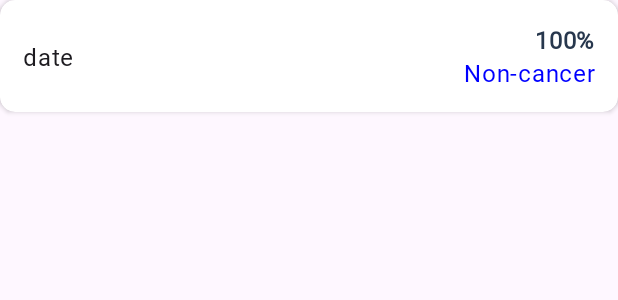
After one commit to Fajri009/Bangkit-2024-FP-BPMLUA, an Android app: the layout item_history.xml on its own in the app's theme, with its tools: preview values and no code run, on a phone screen of 412 x 824 dp. The commit adds this screen. Shown: the top 300 px of the screen. Run offline under Robolectric (Android 15) with nearby library versions, the phone set to English and light mode, and no system bars.

Commit message:
Memperbaiki UI dan menyelesaikan Local Data (Room)

```diff
--- a/app/src/main/java/com/dicoding/asclepius/data/local/database/AsclepiusDatabase.kt
+++ b/app/src/main/java/com/dicoding/asclepius/data/local/database/AsclepiusDatabase.kt
@@ -5,7 +5,7 @@ import androidx.room.Database
 import androidx.room.Room
 import androidx.room.RoomDatabase
 
-@Database(entities = [HistoryEntity::class], version = 2)
+@Database(entities = [HistoryEntity::class], version = 3)
 abstract class AsclepiusDatabase: RoomDatabase() {
     abstract fun historyAnalyzeDao(): HistoryAnalyzeDao
 
--- a/app/src/main/java/com/dicoding/asclepius/data/remote/retrofit/ApiService.kt
+++ b/app/src/main/java/com/dicoding/asclepius/data/remote/retrofit/ApiService.kt
@@ -11,6 +11,8 @@ interface ApiService {
     @Headers("Authorization: token " + BuildConfig.API_KEY)
     @GET("everything")
     suspend fun getAllNews(
-        @Query("q") query: String = "cancer"
+        @Query("q") query: String = "cancer",
+        @Query("sortBy") sortBy: String = "publishedAt",
+        @Query("apiKey") apiKey: String = BuildConfig.API_KEY
     ): Call<News>
 }
--- a/app/src/main/res/layout/activity_main.xml
+++ b/app/src/main/res/layout/activity_main.xml
@@ -8,7 +8,10 @@
 
     <com.google.android.material.appbar.AppBarLayout
         android:layout_width="match_parent"
-        android:layout_height="wrap_content">
+        android:layout_height="wrap_content"
+        app:layout_constraintStart_toStartOf="parent"
+        app:layout_constraintTop_toTopOf="parent"
+        app:layout_constraintEnd_toEndOf="parent">
 
         <com.google.android.material.appbar.MaterialToolbar
             android:id="@+id/topAppBar"
--- /dev/null
+++ b/app/src/main/res/layout/item_history.xml
@@ -0,0 +1,56 @@
+<?xml version="1.0" encoding="utf-8"?>
+<androidx.cardview.widget.CardView xmlns:android="http://schemas.android.com/apk/res/android"
+    xmlns:app="http://schemas.android.com/apk/res-auto"
+    xmlns:tools="http://schemas.android.com/tools"
+    android:layout_width="match_parent"
+    android:layout_height="wrap_content"
+    app:cardCornerRadius="10dp"
+    android:elevation="5dp"
+    android:layout_marginBottom="10dp">
+
+    <androidx.constraintlayout.widget.ConstraintLayout
+        android:id="@+id/list_history"
+        android:layout_width="match_parent"
+        android:layout_height="match_parent"
+        android:padding="15dp">
+
+        <TextView
+            android:id="@+id/tv_date"
+            style="@style/TextAppearance.AppCompat.BodyLarge"
+            android:layout_width="wrap_content"
+            android:layout_height="wrap_content"
+            app:layout_constraintBottom_toBottomOf="parent"
+            app:layout_constraintStart_toStartOf="parent"
+            app:layout_constraintTop_toTopOf="parent"
+            tools:text="date" />
+
+        <LinearLayout
+            android:layout_width="wrap_content"
+            android:layout_height="wrap_content"
+            android:orientation="vertical"
+            android:gravity="end"
+            app:layout_constraintTop_toTopOf="parent"
+            app:layout_constraintBottom_toBottomOf="parent"
+            app:layout_constraintEnd_toEndOf="parent">
+
+
+            <TextView
+                android:id="@+id/tv_result_threshold"
+                android:layout_width="wrap_content"
+                android:layout_height="wrap_content"
+                android:textColor="@color/color_primary"
+                tools:text="100%"
+                android:textStyle="bold"
+                style="@style/TextAppearance.AppCompat.BodyLarge"
+                app:layout_constraintEnd_toEndOf="parent" />
+
+            <TextView
+                android:id="@+id/tv_result_category"
+                android:layout_width="wrap_content"
+                android:layout_height="wrap_content"
+                android:textColor="@color/blue"
+                tools:text="Non-cancer"
+                style="@style/TextAppearance.AppCompat.BodyLarge" />
+        </LinearLayout>
+    </androidx.constraintlayout.widget.ConstraintLayout>
+</androidx.cardview.widget.CardView>
--- a/app/src/main/res/values/strings.xml
+++ b/app/src/main/res/values/strings.xml
@@ -8,6 +8,8 @@
     <string name="percent">100%</string>
     <string name="category">Non-cancer</string>
 
+    <string name="history">History</string>
+
     <string name="permission_granted">Permission request granted</string>
     <string name="permission_denied">Permission request denied</string>
     <string name="empty_image_warning">Silakan masukkan berkas gambar terlebih dahulu.</string>
```
Also changed, not shown: app/src/main/java/com/dicoding/asclepius/data/local/database/HistoryEntity.kt (+7 -4 lines), app/src/main/java/com/dicoding/asclepius/view/MainActivity.kt (+22 -4 lines), app/src/main/java/com/dicoding/asclepius/view/history/HistoryActivity.kt (+44 -4 lines), app/src/main/java/com/dicoding/asclepius/view/history/HistoryAdapter.kt (added, +65 -0 lines), app/src/main/java/com/dicoding/asclepius/view/history/HistoryViewModel.kt (added, +13 -0 lines), app/src/main/java/com/dicoding/asclepius/view/result/ResultActivity.kt (+13 -5 lines), app/src/main/java/com/dicoding/asclepius/view/viewmodelfactory/ViewModelFactory.kt (renamed from app/src/main/java/com/dicoding/asclepius/view/viewmodelfactory/ResultViewModelFactory.kt, +9 -7 lines), app/src/main/res/layout/activity_history.xml (+30 -0 lines).
